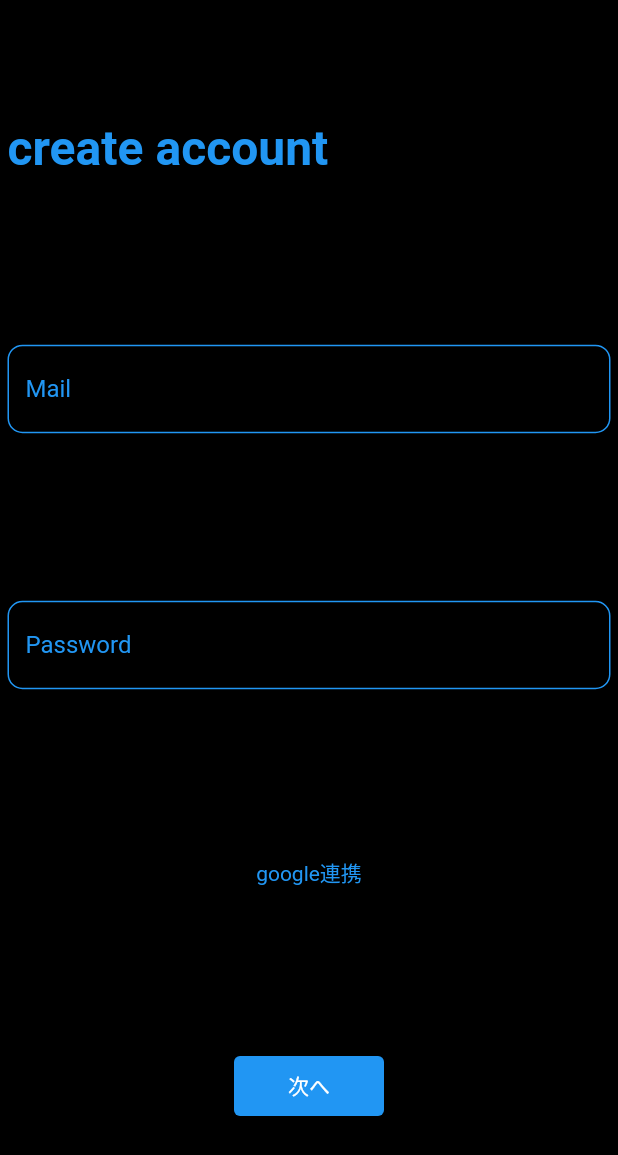
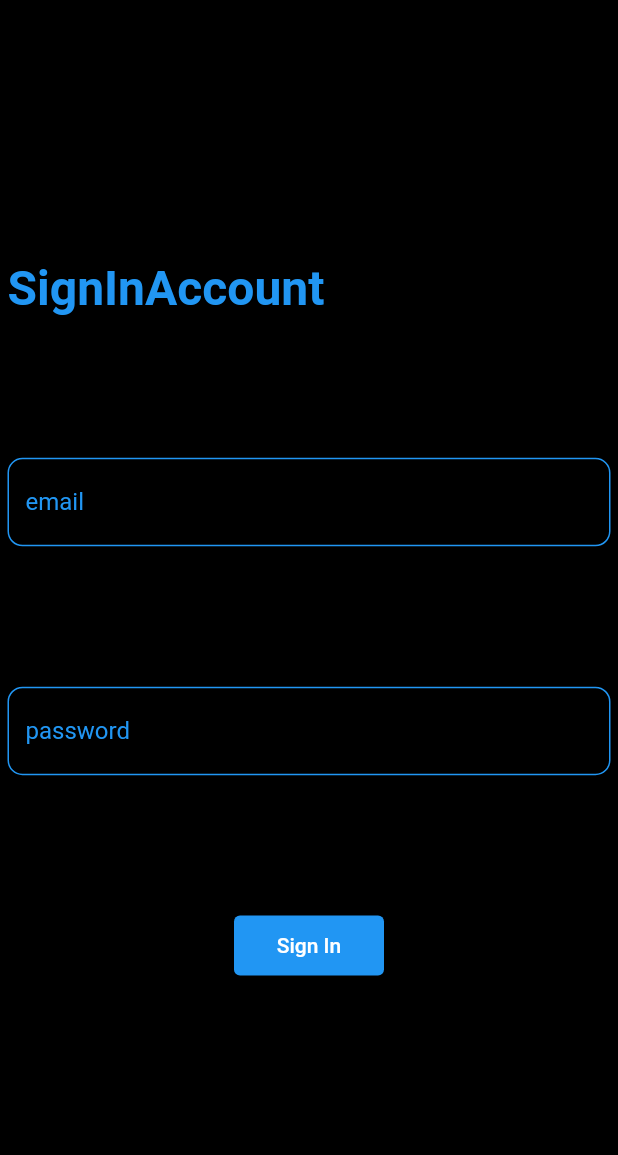
Before and after one commit to YamamotoTaishin3kan/erichan, a Flutter app: the screen it shows after launch, on a phone screen of 412 x 824 dp. Shown: the top 1155 px of the screen. Run offline on Flutter 3.47's test engine with Material 2 defaults, Android fonts, the phone set to English and light mode, and no system bars; our stand-ins replace firebase_auth, firebase_core; accounts and stored records are empty.

Commit message:
サインイン未実装　アカウント登録実装

```diff
--- /dev/null
+++ b/lib/infrastructure/create_button.dart
@@ -0,0 +1,42 @@
+import 'package:erichan/utilities/email.dart';
+import 'package:erichan/utilities/password.dart';
+import 'package:firebase_auth/firebase_auth.dart';
+import 'package:flutter/material.dart';
+import '../home_screen.dart';
+
+// ignore: must_be_immutable
+class CreateAccountButton extends StatelessWidget {
+  CreateAccountButton({Key? key, required this.email, required this.password})
+      : super(key: key);
+  Email email;
+  Password password;
+
+  @override
+  Widget build(BuildContext context) {
+    return SizedBox(
+      width: 100,
+      height: 40,
+      child: ElevatedButton(
+        style: const ButtonStyle(),
+        onPressed: () async {
+          try {
+            // メール/パスワードでユーザー登録
+            final FirebaseAuth auth = FirebaseAuth.instance;
+            await auth.createUserWithEmailAndPassword(
+              email: email.value ?? "",
+              password: password.value ?? "",
+            );
+          } catch (e) {
+            MaterialPageRoute(builder: (context) {
+              return const LoginErrorScreen();
+            });
+          }
+        },
+        child: const Text(
+          "次へ",
+          style: TextStyle(color: Colors.white),
+        ),
+      ),
+    );
+  }
+}
--- /dev/null
+++ b/lib/infrastructure/input_email_address.dart
@@ -0,0 +1,27 @@
+import 'package:erichan/utilities/email.dart';
+import 'package:flutter/material.dart';
+
+// ignore: must_be_immutable
+class InputEmailAddress extends StatelessWidget {
+  InputEmailAddress({Key? key}) : super(key: key);
+  Email inputtedText = Email();
+  @override
+  Widget build(BuildContext context) {
+    return TextField(
+      style: TextStyle(color: Theme.of(context).primaryColor),
+      obscureText: false,
+      decoration: InputDecoration(
+        hintText: "email",
+        hintStyle: TextStyle(color: Theme.of(context).primaryColor),
+        enabledBorder: OutlineInputBorder(
+          borderSide: BorderSide(color: Theme.of(context).primaryColor),
+          borderRadius: const BorderRadius.all(Radius.circular(10.0)),
+        ),
+        enabled: true,
+      ),
+      onChanged: (String text) {
+        inputtedText.updateContents(text);
+      },
+    );
+  }
+}
--- /dev/null
+++ b/lib/infrastructure/input_password.dart
@@ -0,0 +1,26 @@
+import 'package:erichan/utilities/password.dart';
+import 'package:flutter/material.dart';
+
+class InputPassword extends StatelessWidget {
+  InputPassword({Key? key}) : super(key: key);
+  Password value = Password();
+  @override
+  Widget build(BuildContext context) {
+    return TextField(
+      style: TextStyle(color: Theme.of(context).primaryColor),
+      obscureText: false,
+      decoration: InputDecoration(
+        hintText: "password",
+        hintStyle: TextStyle(color: Theme.of(context).primaryColor),
+        enabledBorder: OutlineInputBorder(
+          borderSide: BorderSide(color: Theme.of(context).primaryColor),
+          borderRadius: const BorderRadius.all(Radius.circular(10.0)),
+        ),
+        enabled: true,
+      ),
+      onChanged: (String text) {
+        value = Password(input: text);
+      },
+    );
+  }
+}
--- /dev/null
+++ b/lib/infrastructure/page_title.dart
@@ -0,0 +1,19 @@
+import 'package:flutter/material.dart';
+
+class PageTitle extends StatelessWidget {
+  const PageTitle({required this.titleName});
+  final String titleName;
+  @override
+  Widget build(BuildContext context) {
+    return Container(
+      alignment: Alignment.topLeft,
+      child: Text(
+        titleName,
+        style: TextStyle(
+            color: Theme.of(context).primaryColor,
+            fontSize: 32,
+            fontWeight: FontWeight.bold),
+      ),
+    );
+  }
+}
--- /dev/null
+++ b/lib/infrastructure/sign_in_button.dart
@@ -0,0 +1,41 @@
+import 'package:erichan/utilities/email.dart';
+import 'package:erichan/utilities/password.dart';
+import 'package:firebase_auth/firebase_auth.dart';
+import 'package:flutter/material.dart';
+
+import '../home_screen.dart';
+
+class SignInButton extends StatelessWidget {
+  SignInButton({Key? key, required this.email, required this.password})
+      : super(key: key);
+  Email email;
+  Password password;
+
+  @override
+  Widget build(BuildContext context) {
+    return SizedBox(
+      width: 100,
+      height: 40,
+      child: ElevatedButton(
+        style: const ButtonStyle(),
+        onPressed: () async {
+          try {
+            final FirebaseAuth auth = FirebaseAuth.instance;
+            await auth.signInWithEmailAndPassword(
+              email: email.value ?? "",
+              password: password.value ?? "",
+            );
+          } catch (e) {
+            MaterialPageRoute(builder: (context) {
+              return const LoginErrorScreen();
+            });
+          }
+        },
+        child: const Text(
+          "Sign In",
+          style: TextStyle(color: Colors.white),
+        ),
+      ),
+    );
+  }
+}
--- a/lib/login_page.dart
+++ b/lib/login_page.dart
@@ -1,11 +1,14 @@
-import 'package:erichan/home_screen.dart';
-import 'package:firebase_auth/firebase_auth.dart';
+import 'package:erichan/infrastructure/create_button.dart';
 import 'package:flutter/material.dart';
-import 'package:provider/src/provider.dart';
-import 'user_profile.dart';
+import 'infrastructure/input_email_address.dart';
+import 'infrastructure/input_password.dart';
+import 'infrastructure/page_title.dart';
 
 class LogInPage extends StatelessWidget {
-  const LogInPage({Key? key}) : super(key: key);
+  LogInPage({Key? key}) : super(key: key);
+
+  InputEmailAddress inputEmailField = InputEmailAddress();
+  InputPassword inputPasswordField = InputPassword();
 
   @override
   Widget build(BuildContext context) {
@@ -17,63 +20,20 @@ class LogInPage extends StatelessWidget {
         color: Colors.black,
         padding: const EdgeInsets.symmetric(horizontal: 5, vertical: 80),
         child: Column(
-          mainAxisAlignment: MainAxisAlignment.spaceBetween,
-          children: const [
-            PageTitle(),
-            InputTextField("Mail"),
-            InputTextField("Password"),
-            CooperationTextButton(),
-            Center(child: ConfirmButton()),
+          mainAxisAlignment: MainAxisAlignment.spaceEvenly,
+          children: [
+            const PageTitle(titleName: 'CreateAccount'),
+            inputEmailField,
+            inputPasswordField,
+            const CooperationTextButton(),
+            Center(
+                child: CreateAccountButton(
+              email: inputEmailField.inputtedText,
+              password: inputPasswordField.value,
+            )),
           ],
         ),
       ),
-    );
-  }
-}
-
-class PageTitle extends StatelessWidget {
-  const PageTitle({Key? key}) : super(key: key);
-
-  @override
-  Widget build(BuildContext context) {
-    return Container(
-      alignment: Alignment.topLeft,
-      child: Text(
-        "create account",
-        style: TextStyle(
-            color: Theme.of(context).primaryColor,
-            fontSize: 32,
-            fontWeight: FontWeight.bold),
-      ),
-    );
-  }
-}
-
-class InputTextField extends StatelessWidget {
-  const InputTextField(this._text);
-  final String _text;
-
-  @override
-  Widget build(BuildContext context) {
-    return TextField(
-      style: TextStyle(color: Theme.of(context).primaryColor),
-      obscureText: false,
-      decoration: InputDecoration(
-        hintText: _text,
-        hintStyle: TextStyle(color: Theme.of(context).primaryColor),
-        enabledBorder: OutlineInputBorder(
-          borderSide: BorderSide(color: Theme.of(context).primaryColor),
-          borderRadius: const BorderRadius.all(Radius.circular(10.0)),
-        ),
-        enabled: true,
-      ),
-      onChanged: (String inputText) {
-        if (_text == "Mail") {
-          context.read<UserProfile>().userEmail = inputText;
-        } else if (_text == "Password") {
-          context.read<UserProfile>().userPassword = inputText;
-        }
-      },
     );
   }
 }
@@ -88,43 +48,3 @@ class CooperationTextButton extends StatelessWidget {
         style: TextStyle(color: Theme.of(context).primaryColor));
   }
 }
-
-class ConfirmButton extends StatelessWidget {
-  const ConfirmButton({Key? key}) : super(key: key);
-
-  @override
-  Widget build(BuildContext context) {
-    return SizedBox(
-      width: 100,
-      height: 40,
-      child: ElevatedButton(
-        style: const ButtonStyle(),
-        onPressed: () async {
-          try {
-            // メール/パスワードでユーザー登録
-            final FirebaseAuth auth = FirebaseAuth.instance;
-            await auth.createUserWithEmailAndPassword(
-              email: context.read<UserProfile>().userEmail,
-              password: context.read<UserProfile>().userPassword,
-            );
-            // ユーザー登録に成功した場合
-            // チャット画面に遷移＋ログイン画面を破棄
-            await Navigator.of(context).pushReplacement(
-              MaterialPageRoute(builder: (context) {
-                return const HomeScreen();
-              }),
-            );
-          } catch (e) {
-            MaterialPageRoute(builder: (context) {
-              return const LoginErrorScreen();
-            });
-          }
-        },
-        child: const Text(
-          "次へ",
-          style: TextStyle(color: Colors.white),
-        ),
-      ),
-    );
-  }
-}
--- a/lib/screen_root_controller.dart
+++ b/lib/screen_root_controller.dart
@@ -1,6 +1,7 @@
+import 'package:erichan/sign_in.dart';
 import 'package:flutter/material.dart';
+import 'error_widget.dart';
 import 'home_screen.dart';
-import 'login_page.dart';
 import 'package:firebase_auth/firebase_auth.dart';
 
 class ScreenRootController extends StatelessWidget {
@@ -8,19 +9,21 @@ class ScreenRootController extends StatelessWidget {
 
   @override
   Widget build(BuildContext context) => MaterialApp(
-        title: 'Flutter app',
         home: StreamBuilder<User?>(
           stream: FirebaseAuth.instance.authStateChanges(),
-          builder: (context, snapshot) {
-            if (snapshot.connectionState == ConnectionState.waiting) {
-              return const SizedBox();
+          builder: (context, user) {
+            switch (user.connectionState) {
+              case ConnectionState.none:
+                return const AuthError();
+              case ConnectionState.waiting:
+                return const CircularProgressIndicator();
+              case ConnectionState.active:
+                return user.hasData
+                    ? HomeScreen(user.data!)
+                    : const SignInPage();
+              case ConnectionState.done:
+                return const AuthError();
             }
-            if (snapshot.hasData) {
-              // User が null でなない、つまりサインイン済みのホーム画面へ
-              return HomeScreen();
-            }
-            // User が null である、つまり未サインインのサインイン画面へ
-            return LogInPage();
           },
         ),
       );
--- /dev/null
+++ b/lib/sign_in.dart
@@ -0,0 +1,38 @@
+import 'package:erichan/infrastructure/sign_in_button.dart';
+import 'package:flutter/material.dart';
+import 'infrastructure/input_email_address.dart';
+import 'infrastructure/input_password.dart';
+import 'infrastructure/page_title.dart';
+
+class SignInPage extends StatelessWidget {
+  const SignInPage({Key? key}) : super(key: key);
+
+  @override
+  Widget build(BuildContext context) {
+    Size screenSize = MediaQuery.of(context).size;
+
+    InputEmailAddress inputEmailField = InputEmailAddress();
+    InputPassword inputPasswordField = InputPassword();
+
+    return Scaffold(
+      body: Container(
+        width: screenSize.width,
+        height: screenSize.height,
+        color: Colors.black,
+        padding: const EdgeInsets.symmetric(horizontal: 5, vertical: 80),
+        child: Column(
+          mainAxisAlignment: MainAxisAlignment.spaceEvenly,
+          children: [
+            const PageTitle(titleName: 'SignInAccount'),
+            inputEmailField,
+            inputPasswordField,
+            Center(
+                child: SignInButton(
+                    email: inputEmailField.inputtedText,
+                    password: inputPasswordField.value)),
+          ],
+        ),
+      ),
+    );
+  }
+}
--- /dev/null
+++ b/lib/utilities/email.dart
@@ -0,0 +1,11 @@
+class Email {
+  Email({String? input}) {
+    value = input;
+  }
+
+  void updateContents(String inputtedText) {
+    value = inputtedText;
+  }
+
+  String? value;
+}
--- /dev/null
+++ b/lib/utilities/password.dart
@@ -0,0 +1,7 @@
+class Password {
+  Password({String? input}) {
+    value = input;
+  }
+
+  String? value;
+}
```
Also changed, not shown: lib/error_widget.dart (added, +10 -0 lines), lib/home_screen.dart (+28 -20 lines).
